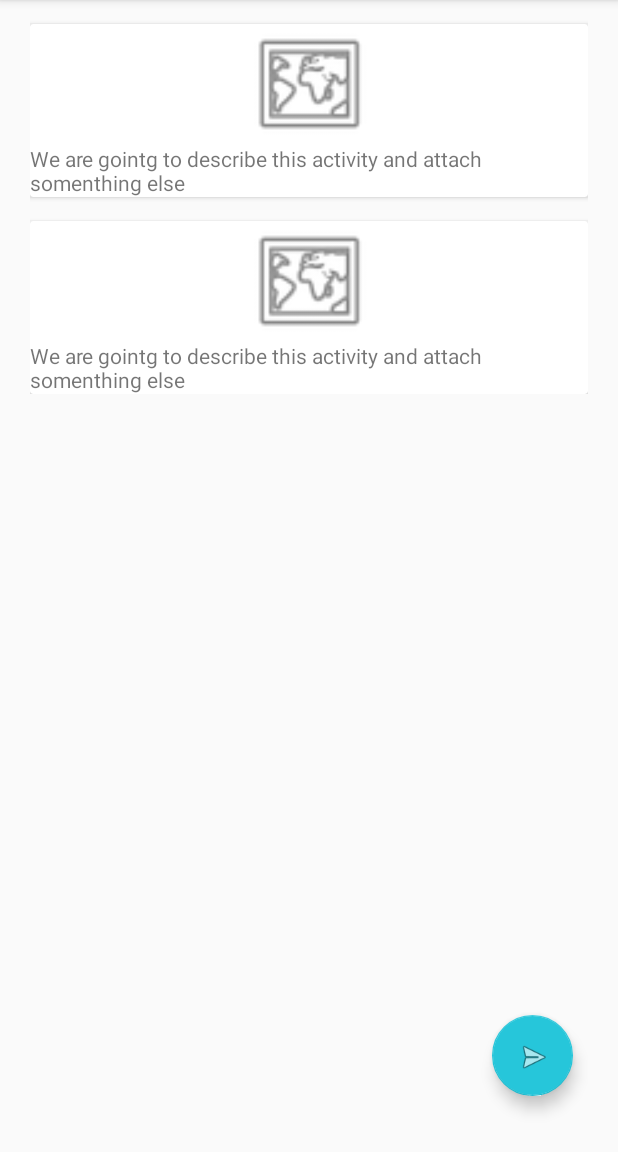
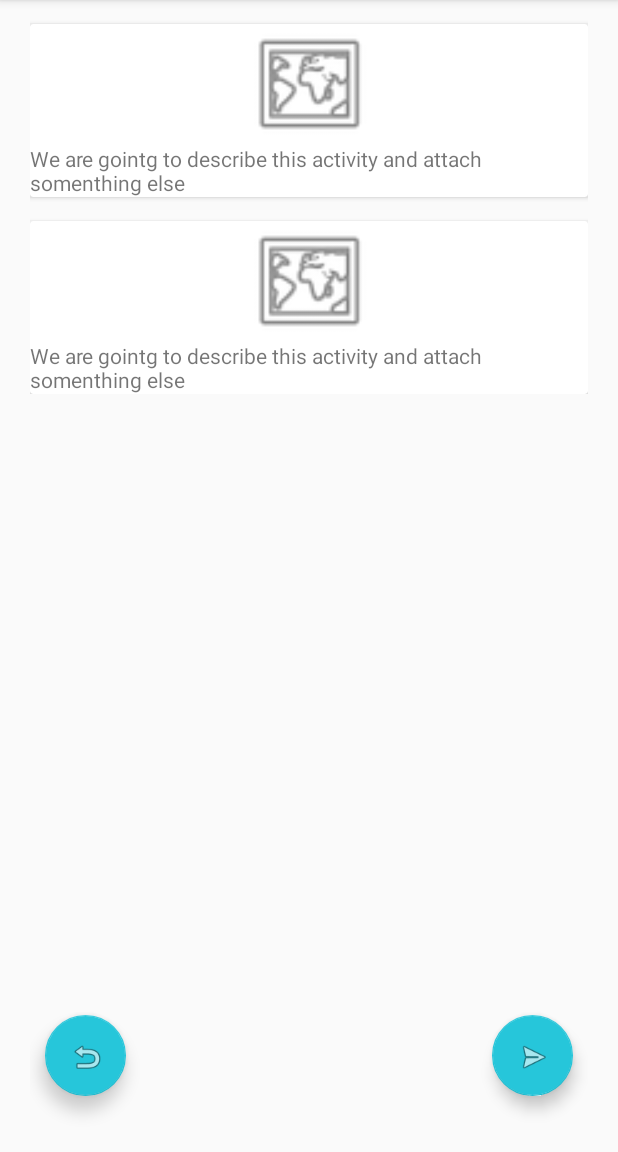
Before and after one commit to AlinaNicolae/Water-Service-Platform, an Android app: the CardView screen opened directly, with no data from a screen before it, on a phone screen of 412 x 824 dp, the part 84-1236 px from its top. Run offline under Robolectric (Android 15) with nearby library versions, the phone set to English and light mode, and no system bars.

Commit message:
Added a button and an error check

```diff
--- a/app/src/main/java/com/example/alina/waterserviceplatform/CardView.java
+++ b/app/src/main/java/com/example/alina/waterserviceplatform/CardView.java
@@ -55,5 +55,14 @@ public class CardView extends AppCompatActivity {
                 startActivity(i);
             }
         });
+
+        FloatingActionButton back = (FloatingActionButton) findViewById(R.id.fab2);
+        back.setOnClickListener(new View.OnClickListener() {
+            @Override
+            public void onClick(View v) {
+                Intent i = new Intent(CardView.this, Main.class);
+                startActivity(i);
+            }
+        });
     }
 }
--- a/app/src/main/res/layout/activity_card_view.xml
+++ b/app/src/main/res/layout/activity_card_view.xml
@@ -92,4 +92,15 @@
         app:layout_constraintEnd_toEndOf="parent"
         app:srcCompat="@android:drawable/ic_menu_send" />
 
+    <android.support.design.widget.FloatingActionButton
+        android:id="@+id/fab2"
+        android:layout_width="57dp"
+        android:layout_height="54dp"
+        android:layout_gravity="bottom|start"
+        android:layout_marginBottom="37dp"
+        android:layout_marginStart="10dp"
+        app:layout_constraintBottom_toBottomOf="parent"
+        app:layout_constraintStart_toStartOf="parent"
+        app:srcCompat="@android:drawable/ic_menu_revert" />
+
 </android.support.constraint.ConstraintLayout>
--- a/app/src/main/res/layout/activity_main.xml
+++ b/app/src/main/res/layout/activity_main.xml
@@ -38,6 +38,7 @@
         android:layout_marginBottom="122dp"
         android:layout_marginEnd="8dp"
         android:layout_marginStart="8dp"
+        app:errorEnabled="true"
         app:layout_constraintBottom_toBottomOf="parent"
         app:layout_constraintEnd_toEndOf="parent"
         app:layout_constraintStart_toStartOf="parent">
```
Also changed, not shown: app/src/main/java/com/example/alina/waterserviceplatform/Main.java (+21 -5 lines).
